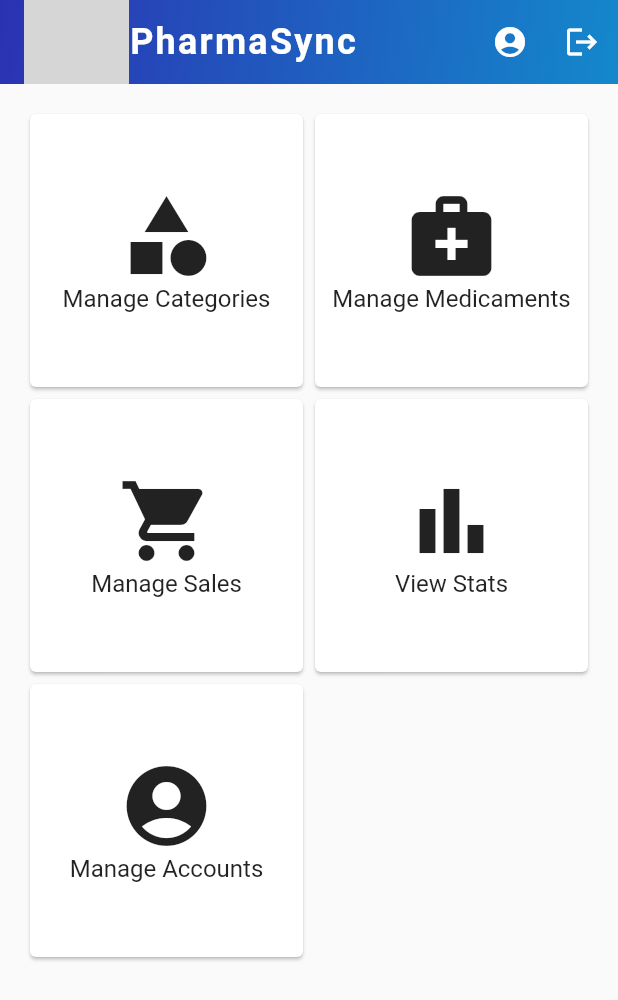
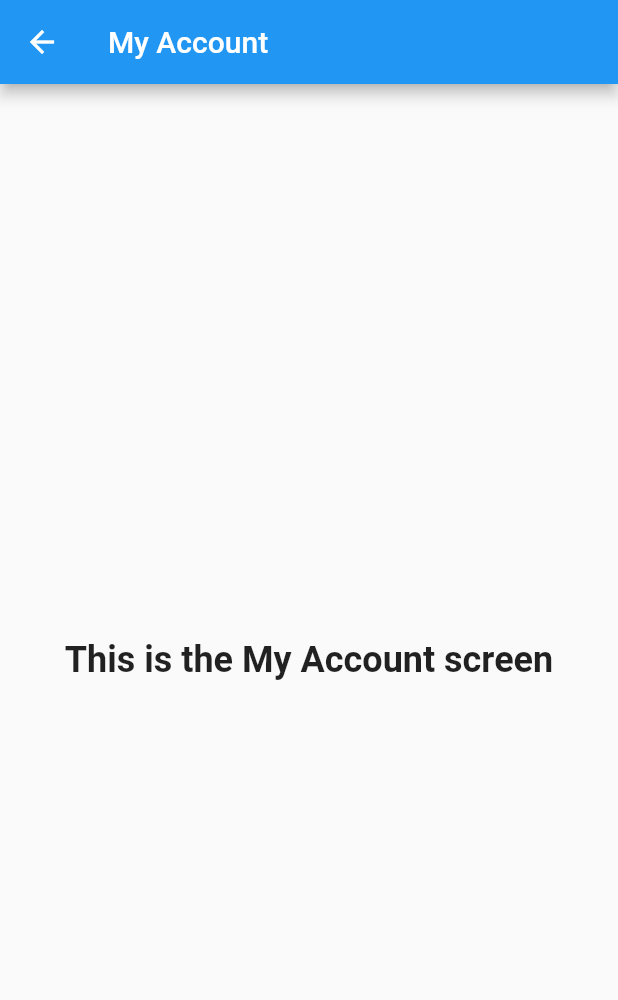
Before and after one commit to xkhaliil/PharmacyManagementSystem, a Flutter app: the screen it shows after launch, after a tap on the "account circle" icon, on a phone screen of 412 x 824 dp. Shown: the top 1000 px of the screen. Run offline on Flutter 3.47's test engine with Material 2 defaults, Android fonts, the phone set to English and light mode, and no system bars; our stand-ins replace lottie; missing offline and left inert: dart:js; Roboto replaces fonts that are missing (Montserrat); grey boxes are pictures that could not be loaded.

Commit message:
MyAccountSreen

```diff
--- a/lib/home_screen/home.dart
+++ b/lib/home_screen/home.dart
@@ -7,6 +7,8 @@ import 'package:pharmacymanagementsystem/home_screen/category.dart';
 import 'package:pharmacymanagementsystem/home_screen/medicament.dart';
 import 'package:pharmacymanagementsystem/home_screen/sales.dart';
 import 'package:pharmacymanagementsystem/home_screen/stats.dart';
+
+import 'myAccount.dart';
 
 class HomeScreen extends StatelessWidget {
   const HomeScreen({super.key});
@@ -51,7 +53,10 @@ class HomePage extends StatelessWidget {
         actions: [
           IconButton(
             onPressed: () {
-              // Add your account button action here
+              Navigator.push(
+      context,
+      MaterialPageRoute(builder: (context) => MyAccountScreen()),
+    );
             },
             icon: const Icon(Icons.account_circle),
           ),
--- /dev/null
+++ b/lib/home_screen/myAccount.dart
@@ -0,0 +1,20 @@
+import 'package:flutter/material.dart';
+
+class MyAccountScreen extends StatelessWidget {
+  const MyAccountScreen({Key? key}) : super(key: key);
+
+  @override
+  Widget build(BuildContext context) {
+    return Scaffold(
+      appBar: AppBar(
+        title: const Text('My Account'),
+      ),
+      body: Center(
+        child: Text(
+          'This is the My Account screen',
+          style: TextStyle(fontSize: 24, fontWeight: FontWeight.bold),
+        ),
+      ),
+    );
+  }
+}
```
